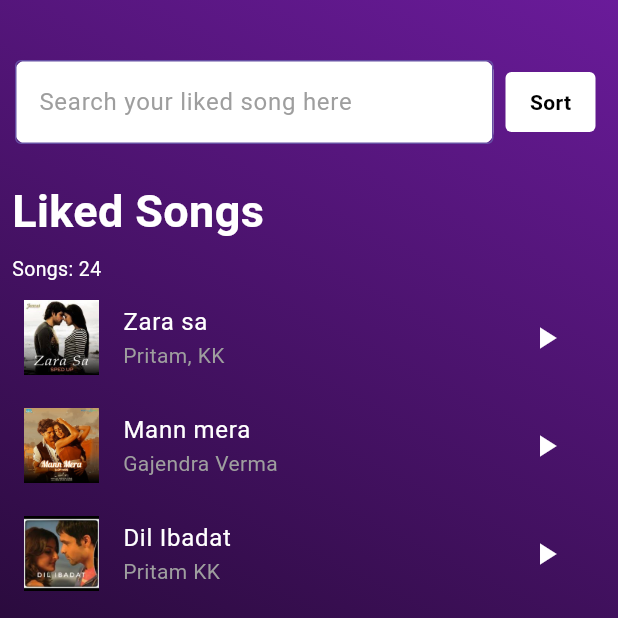
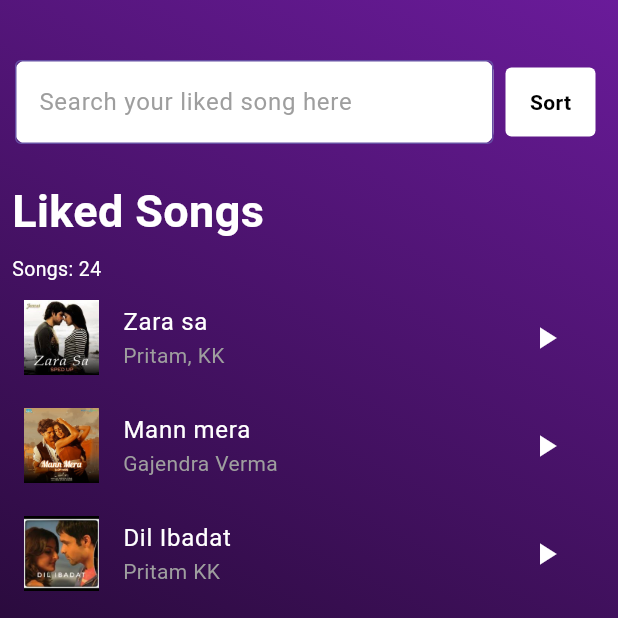
Before and after one commit to Scheeza-Ahmad/Beatify, a Flutter app: the LikedScreen screen opened directly, on a phone screen of 412 x 824 dp, the top half of it. Run offline on Flutter 3.47's test engine with Material 3 defaults, Android fonts, the phone set to English and light mode, and no system bars; our stand-ins replace file_picker, flip_card, get, just_audio, shared_preferences; missing offline and left inert: control_style; accounts and stored records are empty.

Commit message:
input button

```diff
--- a/lib/screens/liked_screen.dart
+++ b/lib/screens/liked_screen.dart
@@ -59,7 +59,7 @@ class _LikedScreenState extends State<LikedScreen> {
                       },
                       child: Container(
                         width: 60,
-                        height: 40,
+                        height: 46,
                         decoration: BoxDecoration(
                           borderRadius: BorderRadius.circular(4),
                           color: Colors.white,
```
